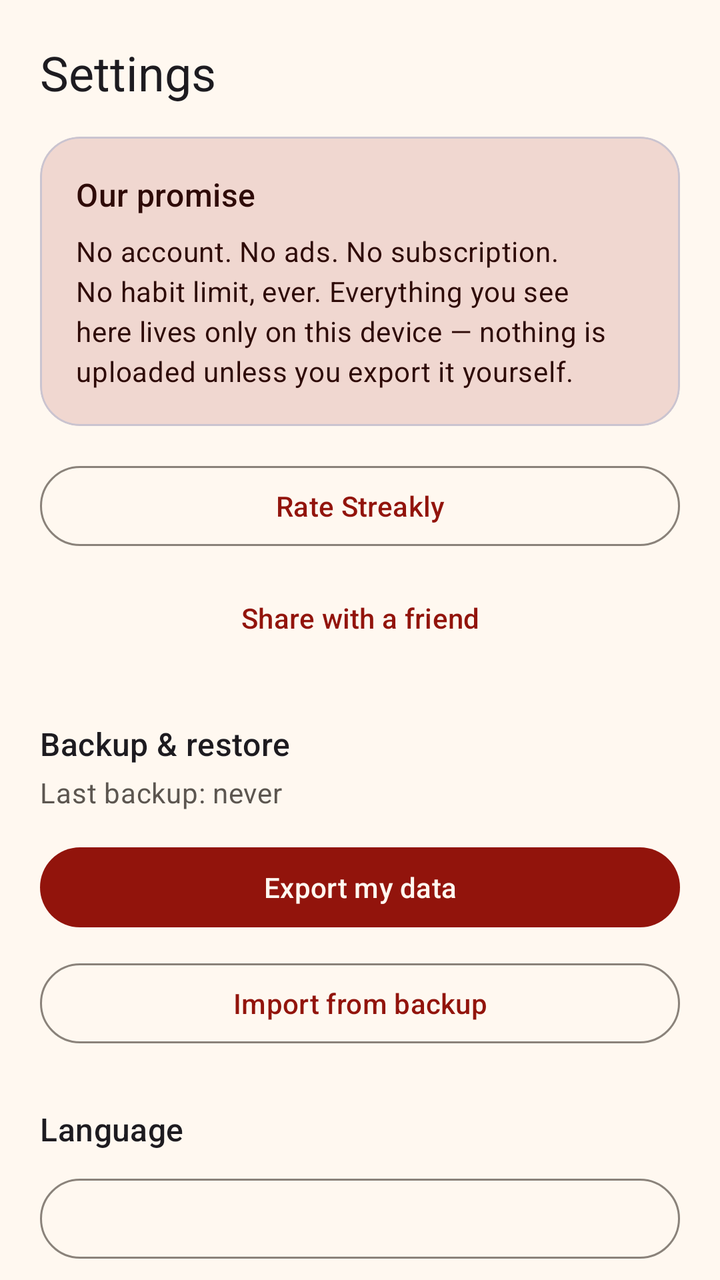
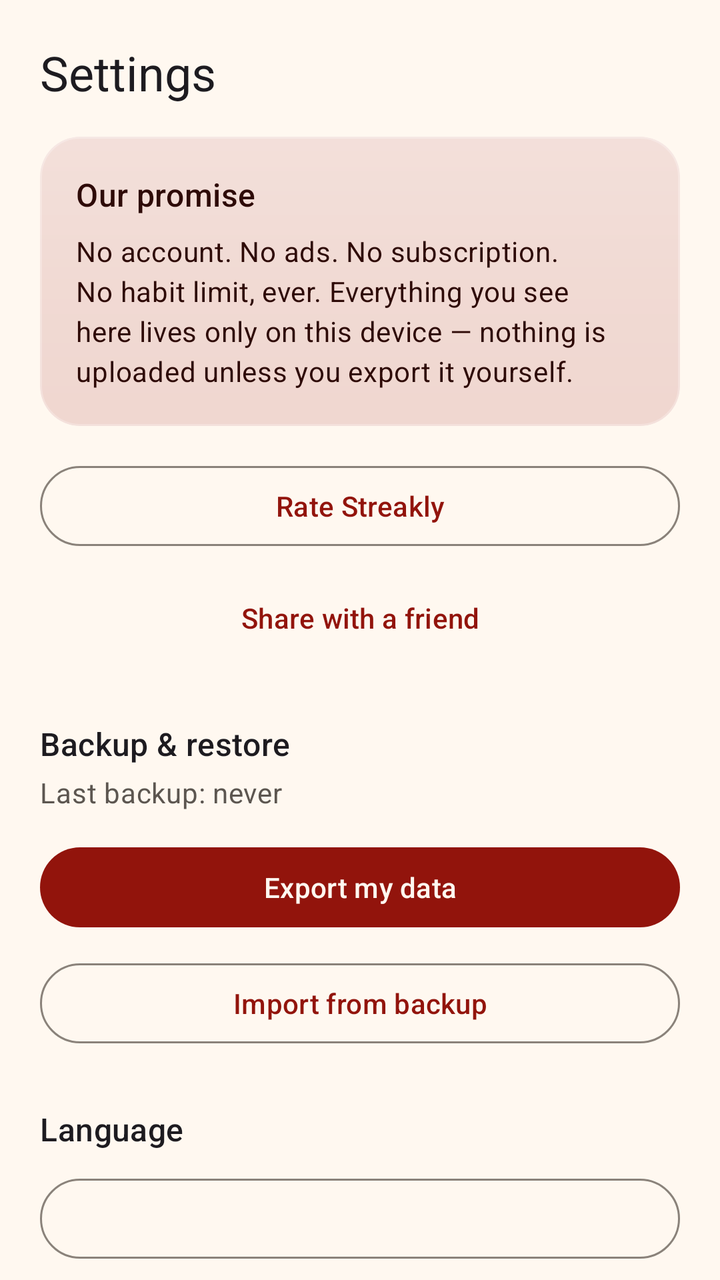

Two renders of the same Android screen: before a commit and after it. Below are the layout's source before the change and the commit's diff.
<!-- AndroidManifest.xml: application theme Theme.Streakly -->
<!-- res/layout/fragment_settings.xml -->
<?xml version="1.0" encoding="utf-8"?>
<androidx.core.widget.NestedScrollView xmlns:android="http://schemas.android.com/apk/res/android"
    xmlns:app="http://schemas.android.com/apk/res-auto"
    android:layout_width="match_parent"
    android:layout_height="match_parent"
    android:background="?attr/colorSurface">

    <LinearLayout
        android:layout_width="match_parent"
        android:layout_height="wrap_content"
        android:orientation="vertical"
        android:padding="20dp">

        <TextView
            style="?attr/textAppearanceHeadlineSmall"
            android:layout_width="wrap_content"
            android:layout_height="wrap_content"
            android:text="@string/nav_settings" />

        <com.google.android.material.card.MaterialCardView
            android:layout_width="match_parent"
            android:layout_height="wrap_content"
            android:layout_marginTop="16dp"
            app:cardCornerRadius="20dp"
            app:cardElevation="0dp"
            app:cardBackgroundColor="?attr/colorPrimaryContainer">

            <LinearLayout
                android:layout_width="match_parent"
                android:layout_height="wrap_content"
                android:orientation="vertical"
                android:padding="18dp">

                <TextView
                    style="?attr/textAppearanceTitleMedium"
                    android:textColor="?attr/colorOnPrimaryContainer"
                    android:layout_width="wrap_content"
                    android:layout_height="wrap_content"
                    android:text="@string/settings_promise_title" />

                <TextView
                    style="?attr/textAppearanceBodyMedium"
                    android:textColor="?attr/colorOnPrimaryContainer"
                    android:layout_width="wrap_content"
                    android:layout_height="wrap_content"
                    android:layout_marginTop="8dp"
                    android:text="@string/settings_promise_body" />
            </LinearLayout>
        </com.google.android.material.card.MaterialCardView>

        <com.google.android.material.button.MaterialButton
            android:id="@+id/btn_rate"
            style="@style/Widget.Material3.Button.OutlinedButton"
            android:layout_width="match_parent"
            android:layout_height="wrap_content"
            android:layout_marginTop="16dp"
            android:text="@string/rate_app_action" />

        <com.google.android.material.button.MaterialButton
            android:id="@+id/btn_share"
            style="@style/Widget.Material3.Button.TextButton"
            android:layout_width="match_parent"
            android:layout_height="wrap_content"
            android:layout_marginTop="8dp"
            android:text="@string/share_app_action" />

        <TextView
            style="?attr/textAppearanceTitleMedium"
            android:layout_width="wrap_content"
            android:layout_height="wrap_content"
            android:layout_marginTop="28dp"
            android:text="@string/settings_backup_title" />

        <TextView
            android:id="@+id/last_backup_text"
            style="?attr/textAppearanceBodyMedium"
            android:textColor="?attr/colorOnSurfaceVariant"
            android:layout_width="wrap_content"
            android:layout_height="wrap_content"
            android:layout_marginTop="4dp"
            android:text="@string/settings_last_backup_never" />

        <com.google.android.material.button.MaterialButton
            android:id="@+id/btn_export"
            android:layout_width="match_parent"
            android:layout_height="wrap_content"
            android:layout_marginTop="14dp"
            android:text="@string/settings_export" />

        <com.google.android.material.button.MaterialButton
            android:id="@+id/btn_import"
            style="@style/Widget.Material3.Button.OutlinedButton"
            android:layout_width="match_parent"
            android:layout_height="wrap_content"
            android:layout_marginTop="10dp"
            android:text="@string/settings_import" />

        <TextView
            style="?attr/textAppearanceTitleMedium"
            android:layout_width="wrap_content"
            android:layout_height="wrap_content"
            android:layout_marginTop="28dp"
            android:text="@string/settings_language_title" />

        <com.google.android.material.button.MaterialButton
            android:id="@+id/btn_language"
            style="@style/Widget.Material3.Button.OutlinedButton"
            android:layout_width="match_parent"
            android:layout_height="wrap_content"
            android:layout_marginTop="10dp" />

        <TextView
            style="?attr/textAppearanceTitleMedium"
            android:layout_width="wrap_content"
            android:layout_height="wrap_content"
            android:layout_marginTop="28dp"
            android:text="@string/settings_theme_title" />

        <com.google.android.material.button.MaterialButton
            android:id="@+id/btn_theme"
            style="@style/Widget.Material3.Button.OutlinedButton"
            android:layout_width="match_parent"
            android:layout_height="wrap_content"
            android:layout_marginTop="10dp" />

        <TextView
            style="?attr/textAppearanceTitleMedium"
            android:layout_width="wrap_content"
            android:layout_height="wrap_content"
            android:layout_marginTop="28dp"
            android:text="@string/settings_about_title" />

        <TextView
            android:id="@+id/about_version_text"
            style="?attr/textAppearanceBodyMedium"
            android:textColor="?attr/colorOnSurfaceVariant"
            android:layout_width="wrap_content"
            android:layout_height="wrap_content"
            android:layout_marginTop="4dp" />

    </LinearLayout>
</androidx.core.widget.NestedScrollView>
<!-- resources referenced by this layout -->
<resources>
  <string name="nav_settings">Settings</string>
  <string name="rate_app_action">Rate Streakly</string>
  <string name="settings_about_title">About</string>
  <string name="settings_backup_title">Backup &amp; restore</string>
  <string name="settings_export">Export my data</string>
  <string name="settings_import">Import from backup</string>
  <string name="settings_language_title">Language</string>
  <string name="settings_last_backup_never">Last backup: never</string>
  <string name="settings_promise_body">No account. No ads. No subscription. No habit limit, ever. Everything you see here lives only on this device — nothing is uploaded unless you export it yourself.</string>
  <string name="settings_promise_title">Our promise</string>
  <string name="settings_theme_title">Theme</string>
  <string name="share_app_action">Share with a friend</string>
  <style name="Theme.Streakly" parent="Theme.Material3.DayNight.NoActionBar">
          <item name="colorPrimary">@color/md_primary</item>
          <item name="colorOnPrimary">@color/md_on_primary</item>
          <item name="colorPrimaryContainer">@color/md_primary_container</item>
          <item name="colorOnPrimaryContainer">@color/md_on_primary_container</item>
  
          <item name="colorSecondary">@color/md_secondary</item>
          <item name="colorSecondaryContainer">@color/md_secondary_container</item>
  
          <item name="android:colorBackground">@color/md_background</item>
          <item name="colorSurface">@color/md_surface</item>
          <item name="colorSurfaceVariant">@color/md_surface_variant</item>
          <item name="colorSurfaceContainer">@color/md_surface_container</item>
          <item name="colorOnSurface">@color/md_on_surface</item>
          <item name="colorOnSurfaceVariant">@color/md_on_surface_variant</item>
          <item name="colorOutline">@color/md_outline</item>
  
          <item name="android:statusBarColor" tools:targetApi="21">@android:color/transparent</item>
          <item name="android:navigationBarColor" tools:targetApi="21">@android:color/transparent</item>
          <item name="android:windowLightStatusBar" tools:targetApi="23">true</item>
      </style>
  <color name="md_primary">#92140C</color>
  <color name="md_on_primary">#FFF8F0</color>
  <color name="md_primary_container">#F0D7D0</color>
  <color name="md_on_primary_container">#2E0A07</color>
  <color name="md_secondary">#1E1E24</color>
  <color name="md_secondary_container">#E4E3E6</color>
  <color name="md_background">#FFF8F0</color>
  <color name="md_surface">#FFF8F0</color>
  <color name="md_surface_variant">#EAE6E3</color>
  <color name="md_surface_container">#F2ECE8</color>
  <color name="md_on_surface">#1E1E24</color>
  <color name="md_on_surface_variant">#5C5650</color>
  <color name="md_outline">#8A827A</color>
</resources>

<!-- the commit's change to res/layout/fragment_settings.xml (unified diff, before → after) -->
@@ -23,29 +23,41 @@
             android:layout_marginTop="16dp"
             app:cardCornerRadius="20dp"
             app:cardElevation="0dp"
+            app:strokeWidth="1dp"
+            app:strokeColor="@color/glass_border_stroke"
             app:cardBackgroundColor="?attr/colorPrimaryContainer">
 
-            <LinearLayout
+            <FrameLayout
                 android:layout_width="match_parent"
-                android:layout_height="wrap_content"
-                android:orientation="vertical"
-                android:padding="18dp">
+                android:layout_height="wrap_content">
 
-                <TextView
-                    style="?attr/textAppearanceTitleMedium"
-                    android:textColor="?attr/colorOnPrimaryContainer"
-                    android:layout_width="wrap_content"
+                <View
+                    android:layout_width="match_parent"
+                    android:layout_height="match_parent"
+                    android:background="@drawable/glass_sheen_overlay" />
+
+                <LinearLayout
+                    android:layout_width="match_parent"
                     android:layout_height="wrap_content"
-                    android:text="@string/settings_promise_title" />
+                    android:orientation="vertical"
+                    android:padding="18dp">
 
-                <TextView
-                    style="?attr/textAppearanceBodyMedium"
-                    android:textColor="?attr/colorOnPrimaryContainer"
-                    android:layout_width="wrap_content"
-                    android:layout_height="wrap_content"
-                    android:layout_marginTop="8dp"
-                    android:text="@string/settings_promise_body" />
-            </LinearLayout>
+                    <TextView
+                        style="?attr/textAppearanceTitleMedium"
+                        android:textColor="?attr/colorOnPrimaryContainer"
+                        android:layout_width="wrap_content"
+                        android:layout_height="wrap_content"
+                        android:text="@string/settings_promise_title" />
+
+                    <TextView
+                        style="?attr/textAppearanceBodyMedium"
+                        android:textColor="?attr/colorOnPrimaryContainer"
+                        android:layout_width="wrap_content"
+                        android:layout_height="wrap_content"
+                        android:layout_marginTop="8dp"
+                        android:text="@string/settings_promise_body" />
+                </LinearLayout>
+            </FrameLayout>
         </com.google.android.material.card.MaterialCardView>
 
         <com.google.android.material.button.MaterialButton
<!-- resource entries referenced after the edit -->
@@ -1,5 +1,17 @@
 <!-- resources referenced by this layout -->
 <resources>
+  <color name="glass_border_stroke">#40FFFFFF</color>
+  <!-- drawable glass_sheen_overlay (drawable) -->
+  <?xml version="1.0" encoding="utf-8"?>
+  <shape xmlns:android="http://schemas.android.com/apk/res/android"
+      android:shape="rectangle">
+      <gradient
+          android:angle="90"
+          android:startColor="#00FFFFFF"
+          android:centerColor="#14FFFFFF"
+          android:endColor="#38FFFFFF"
+          android:type="linear" />
+  </shape>
   <string name="nav_settings">Settings</string>
   <string name="rate_app_action">Rate Streakly</string>
   <string name="settings_about_title">About</string>
